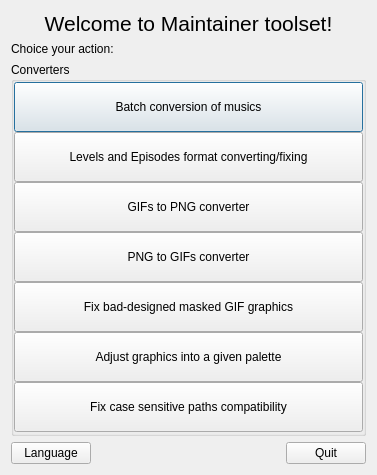
Old version of the form Maintainer/main_window.ui in the repository WohlSoft/Moondust-Project.
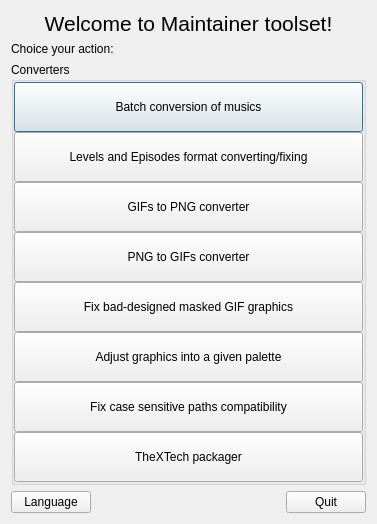
New version of the form. Icons and pictures are not drawn.

Commit message: Initial work on a packaging tool for TheXTech

```diff
--- a/Maintainer/main_window.ui
+++ b/Maintainer/main_window.ui
@@ -7,7 +7,7 @@
     <x>0</x>
     <y>0</y>
     <width>377</width>
-    <height>475</height>
+    <height>512</height>
    </rect>
   </property>
   <property name="windowTitle">
@@ -173,6 +173,22 @@
         </property>
        </widget>
       </item>
+      <item>
+       <widget class="QPushButton" name="xt_convert">
+        <property name="minimumSize">
+         <size>
+          <width>0</width>
+          <height>50</height>
+         </size>
+        </property>
+        <property name="toolTip">
+         <string>Convert and package game assets and episodes for TheXTech.</string>
+        </property>
+        <property name="text">
+         <string>TheXTech packager</string>
+        </property>
+       </widget>
+      </item>
      </layout>
     </widget>
    </item>
```
The commit also changes 7 other files.
